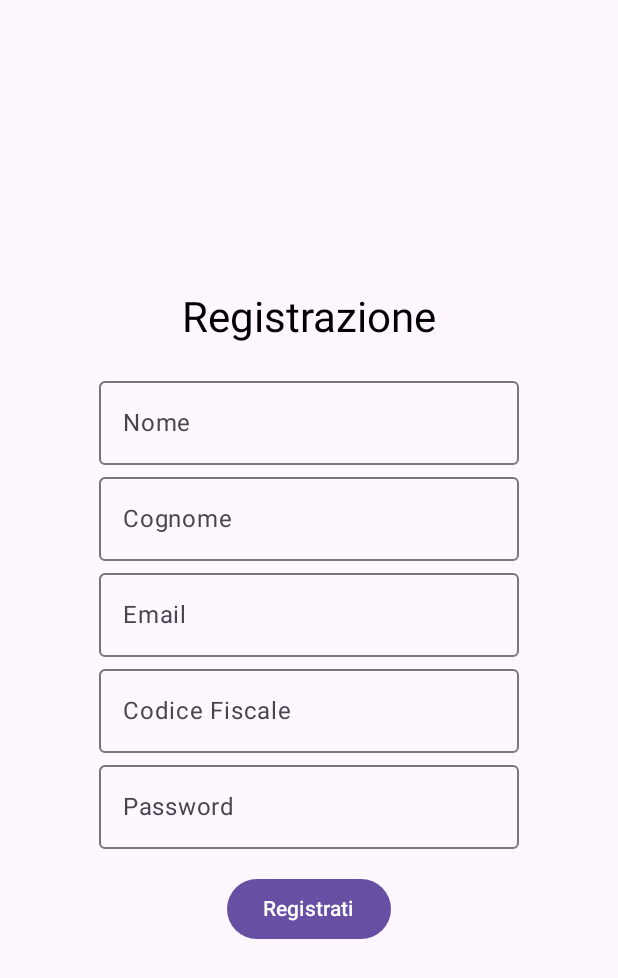
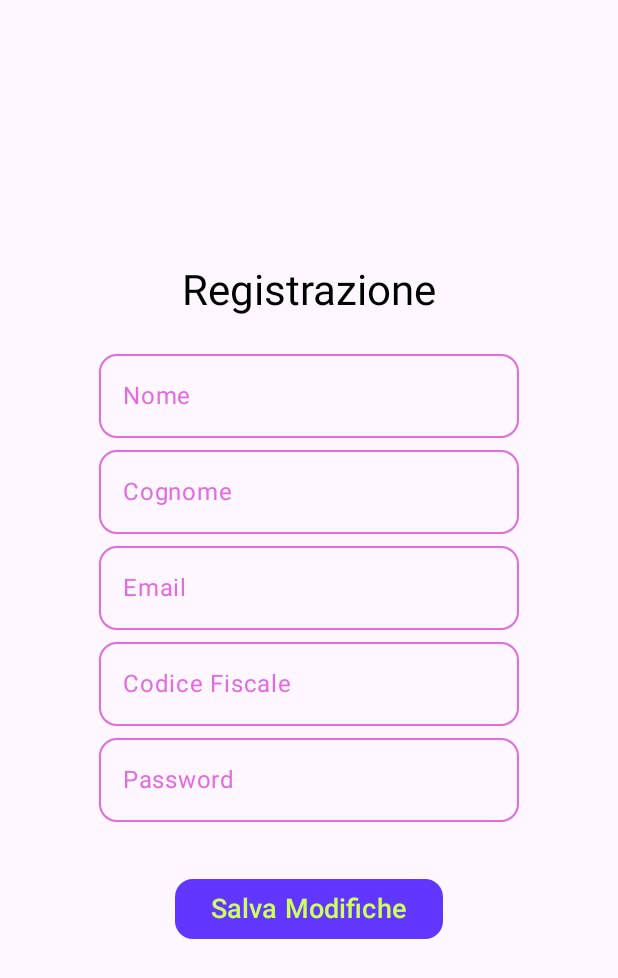
Before and after one commit to bubu-gigi/progmobile, an Android app built with Jetpack Compose: the RegisterScreen screen opened through its navigation route, on a phone screen of 412 x 824 dp. Shown: the top 978 px of the screen. Run offline under Robolectric (Android 15) with nearby library versions, the phone set to English and light mode, and no system bars; our stand-ins replace Dagger/Hilt's generated code, Firebase (no records; nobody signed in at launch, a user with empty details on screens opened directly).

Commit message:
Modificato EditProfile.kt Modificato CarteList.kt Modificato Register.kt Modificato RegisterEditProfileForm.kt

```diff
--- a/app/src/main/java/com/univpm/gameon/ui/CarteList.kt
+++ b/app/src/main/java/com/univpm/gameon/ui/CarteList.kt
@@ -9,15 +9,12 @@ import androidx.compose.foundation.lazy.LazyColumn
 import androidx.compose.foundation.lazy.items
 import androidx.compose.foundation.shape.RoundedCornerShape
 import androidx.compose.material3.*
-import androidx.compose.material3.AlertDialogDefaults.containerColor
 import androidx.compose.material3.ButtonDefaults
 import androidx.compose.runtime.*
 import androidx.compose.ui.Modifier
 import androidx.compose.ui.graphics.Color
 import androidx.compose.ui.layout.ContentScale
 import androidx.compose.ui.res.painterResource
-import androidx.compose.ui.text.font.Font
-import androidx.compose.ui.text.font.FontFamily
 import androidx.compose.ui.text.font.FontWeight
 import androidx.compose.ui.tooling.preview.Preview
 import androidx.compose.ui.unit.dp
@@ -97,7 +94,7 @@ fun CartaItem(carta: Carta, onDelete: () -> Unit) {
         modifier = Modifier
             .fillMaxWidth()
             .padding(vertical = 4.dp)
-            .border(BorderStroke(2.dp, Color(0xFFCFFF5E)), shape = RoundedCornerShape(12.dp)),
+            .border(BorderStroke(3.dp, Color(0xFFE36BE0)), shape = RoundedCornerShape(12.dp)),
         elevation = CardDefaults.cardElevation(4.dp),
         colors = CardDefaults.cardColors(containerColor = Color(0xFFD3D3D3))
     ) {
--- a/app/src/main/java/com/univpm/gameon/ui/RegisterEditProfileForm.kt
+++ b/app/src/main/java/com/univpm/gameon/ui/RegisterEditProfileForm.kt
@@ -1,21 +1,16 @@
 package com.univpm.gameon.ui
 
-import androidx.compose.foundation.layout.Arrangement
-import androidx.compose.foundation.layout.Column
-import androidx.compose.foundation.layout.Spacer
-import androidx.compose.foundation.layout.fillMaxSize
-import androidx.compose.foundation.layout.height
-import androidx.compose.foundation.layout.padding
-import androidx.compose.material3.Button
-import androidx.compose.material3.MaterialTheme
-import androidx.compose.material3.OutlinedTextField
-import androidx.compose.material3.Text
+import androidx.compose.foundation.layout.*
+import androidx.compose.material3.*
 import androidx.compose.runtime.Composable
 import androidx.compose.ui.Alignment
 import androidx.compose.ui.Modifier
+import androidx.compose.ui.graphics.Color
 import androidx.compose.ui.text.input.PasswordVisualTransformation
 import androidx.compose.ui.tooling.preview.Preview
+import androidx.compose.ui.unit.TextUnit
 import androidx.compose.ui.unit.dp
+import androidx.compose.foundation.shape.RoundedCornerShape
 
 @Composable
 fun RegisterEditProfileForm(
@@ -32,8 +27,12 @@ fun RegisterEditProfileForm(
     onPasswordChange: (String) -> Unit,
     onActionClick: () -> Unit,
     actionButtonText: String,
-    errorMessage: String? = null
+    errorMessage: String? = null,
+    fontSize: TextUnit,
+    color: Color
 ) {
+    val borderColor = Color(0xFFE36BE0)
+
     Column(
         modifier = Modifier
             .fillMaxSize()
@@ -44,16 +43,91 @@ fun RegisterEditProfileForm(
         Text(title, style = MaterialTheme.typography.headlineMedium)
         Spacer(modifier = Modifier.height(16.dp))
 
-        OutlinedTextField(value = name, onValueChange = onNameChange, label = { Text("Nome") })
-        OutlinedTextField(value = cognome, onValueChange = onCognomeChange, label = { Text("Cognome") })
-        OutlinedTextField(value = email, onValueChange = onEmailChange, label = { Text("Email") })
-        OutlinedTextField(value = codiceFiscale, onValueChange = onCodiceFiscaleChange, label = { Text("Codice Fiscale") })
-        OutlinedTextField(value = password, onValueChange = onPasswordChange, label = { Text("Password") }, visualTransformation = PasswordVisualTransformation())
+        OutlinedTextField(
+            value = name,
+            onValueChange = onNameChange,
+            label = { Text("Nome") },
+            shape = RoundedCornerShape(12.dp),
+            colors = OutlinedTextFieldDefaults.colors(
+                focusedBorderColor = borderColor,
+                unfocusedBorderColor = borderColor,
+                focusedLabelColor = borderColor,
+                unfocusedLabelColor = borderColor,
+                cursorColor = borderColor
+            )
+        )
+
+        OutlinedTextField(
+            value = cognome,
+            onValueChange = onCognomeChange,
+            label = { Text("Cognome") },
+            shape = RoundedCornerShape(12.dp),
+            colors = OutlinedTextFieldDefaults.colors(
+                focusedBorderColor = borderColor,
+                unfocusedBorderColor = borderColor,
+                focusedLabelColor = borderColor,
+                unfocusedLabelColor = borderColor,
+                cursorColor = borderColor
+            )
+        )
+
+        OutlinedTextField(
+            value = email,
+            onValueChange = onEmailChange,
+            label = { Text("Email") },
+            shape = RoundedCornerShape(12.dp),
+            colors = OutlinedTextFieldDefaults.colors(
+                focusedBorderColor = borderColor,
+                unfocusedBorderColor = borderColor,
+                focusedLabelColor = borderColor,
+                unfocusedLabelColor = borderColor,
+                cursorColor = borderColor
+            )
+        )
+
+        OutlinedTextField(
+            value = codiceFiscale,
+            onValueChange = onCodiceFiscaleChange,
+            label = { Text("Codice Fiscale") },
+            shape = RoundedCornerShape(12.dp),
+            colors = OutlinedTextFieldDefaults.colors(
+                focusedBorderColor = borderColor,
+                unfocusedBorderColor = borderColor,
+                focusedLabelColor = borderColor,
+                unfocusedLabelColor = borderColor,
+                cursorColor = borderColor
+            )
+        )
+
+        OutlinedTextField(
+            value = password,
+            onValueChange = onPasswordChange,
+            label = { Text("Password") },
+            visualTransformation = PasswordVisualTransformation(),
+            shape = RoundedCornerShape(12.dp),
+            colors = OutlinedTextFieldDefaults.colors(
+                focusedBorderColor = borderColor,
+                unfocusedBorderColor = borderColor,
+                focusedLabelColor = borderColor,
+                unfocusedLabelColor = borderColor,
+                cursorColor = borderColor
+            )
+        )
 
         Spacer(modifier = Modifier.height(16.dp))
 
-        Button(onClick = onActionClick) {
-            Text(actionButtonText)
+        Button(
+            onClick = onActionClick,
+            modifier = Modifier
+                .padding(18.dp),
+            shape = RoundedCornerShape(12.dp),
+            colors = ButtonDefaults.buttonColors(containerColor = Color(0xFF6136FF))
+        ) {
+            Text(
+                text = "Salva Modifiche",
+                color = color,
+                fontSize = fontSize
+            )
         }
 
         errorMessage?.let {
@@ -80,49 +154,34 @@ fun RegisterEditProfileContent(
     actionButtonText: String,
     errorMessage: String? = null
 ) {
-    Column(
-        modifier = Modifier
-            .fillMaxSize()
-            .padding(16.dp),
-        verticalArrangement = Arrangement.Center,
-        horizontalAlignment = Alignment.CenterHorizontally
-    ) {
-        Text(title, style = MaterialTheme.typography.headlineMedium)
-        Spacer(modifier = Modifier.height(16.dp))
-
-        OutlinedTextField(value = name, onValueChange = onNameChange, label = { Text("Nome") })
-        OutlinedTextField(value = cognome, onValueChange = onCognomeChange, label = { Text("Cognome") })
-        OutlinedTextField(value = email, onValueChange = onEmailChange, label = { Text("Email") })
-        OutlinedTextField(value = codiceFiscale, onValueChange = onCodiceFiscaleChange, label = { Text("Codice Fiscale") })
-        OutlinedTextField(
-            value = password,
-            onValueChange = onPasswordChange,
-            label = { Text("Password") },
-            visualTransformation = PasswordVisualTransformation()
-        )
-
-        Spacer(modifier = Modifier.height(16.dp))
-
-        Button(onClick = onActionClick) {
-            Text(actionButtonText)
-        }
-
-
-        errorMessage?.let {
-            Spacer(modifier = Modifier.height(8.dp))
-            Text(text = it, color = MaterialTheme.colorScheme.error)
-        }
-    }
+    RegisterEditProfileForm(
+        title = title,
+        name = name,
+        cognome = cognome,
+        email = email,
+        codiceFiscale = codiceFiscale,
+        password = password,
+        onNameChange = onNameChange,
+        onCognomeChange = onCognomeChange,
+        onEmailChange = onEmailChange,
+        onCodiceFiscaleChange = onCodiceFiscaleChange,
+        onPasswordChange = onPasswordChange,
+        onActionClick = onActionClick,
+        actionButtonText = actionButtonText,
+        errorMessage = errorMessage,
+        fontSize = MaterialTheme.typography.bodyLarge.fontSize,
+        color = Color.White
+    )
 }
 
+@Preview(showBackground = true)
 @Composable
-@Preview(showBackground = true)
 fun RegisterEditProfileContentPreview() {
     RegisterEditProfileContent(
-        title = "Registrazione",
+        title = "Modifica Profilo",
         name = "Mario",
         cognome = "Rossi",
-        email = "mario.rossi@email.com",
+        email = "mario.rossi@email.it",
         codiceFiscale = "RSSMRA80A01H501U",
         password = "password123",
         onNameChange = {},
@@ -131,7 +190,7 @@ fun RegisterEditProfileContentPreview() {
         onCodiceFiscaleChange = {},
         onPasswordChange = {},
         onActionClick = {},
-        actionButtonText = "Registrati",
+        actionButtonText = "Salva Modifiche",
         errorMessage = null
     )
 }
```
Also changed, not shown: app/src/main/java/com/univpm/gameon/ui/EditProfile.kt (+8 -7 lines), app/src/main/java/com/univpm/gameon/ui/Register.kt (+59 -5 lines).
